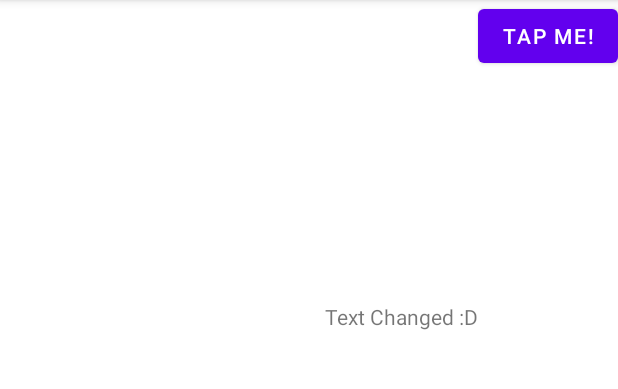
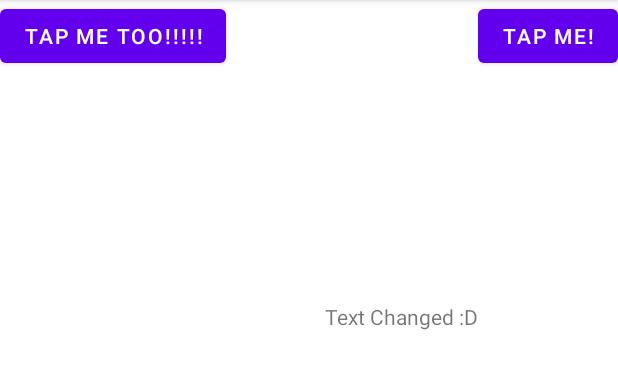
Before and after one commit to Daniyaal15/MADT_Lab1, an Android app: the screen it shows after launch (MainActivity), after a tap on "TAP ME!", on a phone screen of 412 x 824 dp, the part 84-473 px from its top. Run offline under Robolectric (Android 15) with nearby library versions, the phone set to English and light mode, and no system bars.

Commit message:
The second button was included with the functionality of changing text color to blue.

```diff
--- a/app/src/main/java/com/example/madtlab1/MainActivity.java
+++ b/app/src/main/java/com/example/madtlab1/MainActivity.java
@@ -2,6 +2,7 @@ package com.example.madtlab1;
 
 import androidx.appcompat.app.AppCompatActivity;
 
+import android.graphics.Color;
 import android.os.Bundle;
 import android.view.View;
 import android.widget.TextView;
@@ -18,5 +19,9 @@ public class MainActivity extends AppCompatActivity {
 
     public void BtnClk(View view) {
         this.TxtViewId.setText("Text Changed :D");
+
+    }
+    public void ButtonTap(View view){
+        this.TxtViewId.setTextColor(Color.BLUE);
     }
 }
--- a/app/src/main/res/layout/activity_main.xml
+++ b/app/src/main/res/layout/activity_main.xml
@@ -28,4 +28,13 @@
         app:layout_constraintEnd_toEndOf="parent"
         tools:layout_editor_absoluteY="181dp" />
 
+    <Button
+        android:id="@+id/buttonNew"
+        android:layout_width="wrap_content"
+        android:layout_height="wrap_content"
+        android:onClick="ButtonTap"
+        android:text="Tap me TOO!!!!!"
+        tools:layout_editor_absoluteX="244dp"
+        tools:layout_editor_absoluteY="308dp" />
+
 </androidx.constraintlayout.widget.ConstraintLayout>
```
